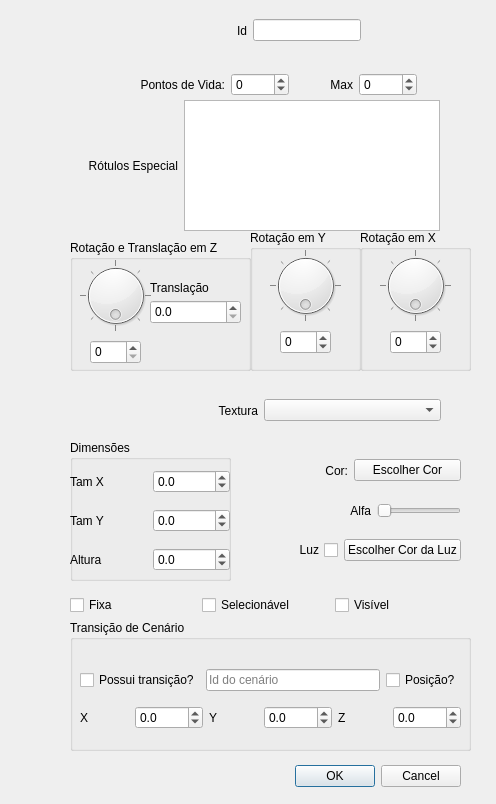
Old version of the form ifg/qt/ui/forma.ui in the repository matferib/tabuleiro-virtual.
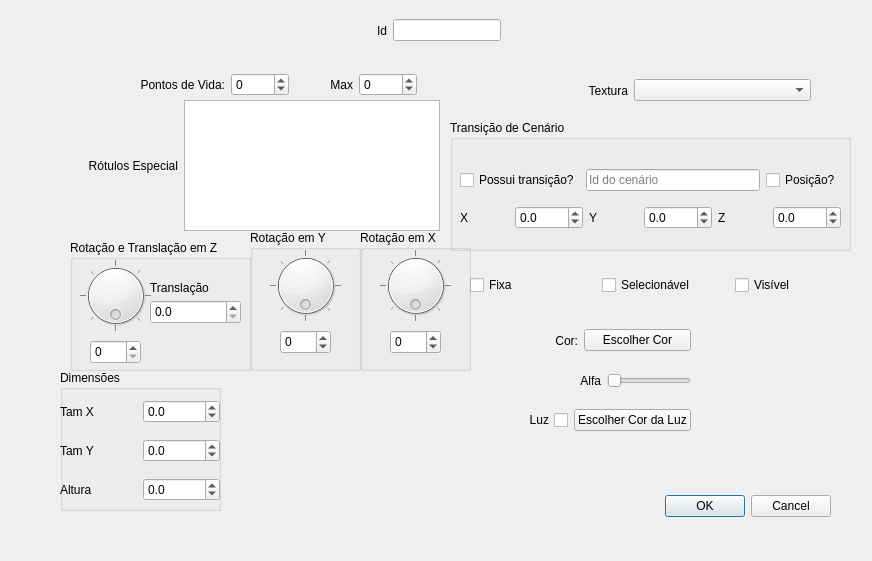
New version of the form.

Commit message: correcao da ui de forma que nao mostrava botoes ok e titulo na ui de string

The edit to the form file:
```diff
--- a/ifg/qt/ui/forma.ui
+++ b/ifg/qt/ui/forma.ui
@@ -6,8 +6,8 @@
    <rect>
     <x>0</x>
     <y>0</y>
-    <width>496</width>
-    <height>804</height>
+    <width>872</width>
+    <height>561</height>
    </rect>
   </property>
   <property name="windowTitle">
@@ -16,7 +16,7 @@
   <widget class="QWidget" name="horizontalLayoutWidget">
    <property name="geometry">
     <rect>
-     <x>180</x>
+     <x>320</x>
      <y>10</y>
      <width>181</width>
      <height>41</height>
@@ -42,8 +42,8 @@
   <widget class="QDialogButtonBox" name="botoes">
    <property name="geometry">
     <rect>
-     <x>120</x>
-     <y>760</y>
+     <x>490</x>
+     <y>490</y>
      <width>341</width>
      <height>32</height>
     </rect>
@@ -58,8 +58,8 @@
   <widget class="QWidget" name="horizontalLayoutWidget_2">
    <property name="geometry">
     <rect>
-     <x>240</x>
-     <y>450</y>
+     <x>470</x>
+     <y>320</y>
      <width>221</width>
      <height>41</height>
     </rect>
@@ -97,8 +97,8 @@
   <widget class="QGroupBox" name="groupBox">
    <property name="geometry">
     <rect>
-     <x>70</x>
-     <y>440</y>
+     <x>60</x>
+     <y>370</y>
      <width>161</width>
      <height>141</height>
     </rect>
@@ -304,8 +304,8 @@
   <widget class="QWidget" name="horizontalLayoutWidget_3">
    <property name="geometry">
     <rect>
-     <x>240</x>
-     <y>490</y>
+     <x>470</x>
+     <y>360</y>
      <width>221</width>
      <height>41</height>
     </rect>
@@ -414,8 +414,8 @@
   <widget class="QWidget" name="horizontalLayoutWidget_4">
    <property name="geometry">
     <rect>
-     <x>240</x>
-     <y>530</y>
+     <x>470</x>
+     <y>400</y>
      <width>221</width>
      <height>41</height>
     </rect>
@@ -518,8 +518,8 @@
   <widget class="QWidget" name="horizontalLayoutWidget_5">
    <property name="geometry">
     <rect>
-     <x>80</x>
-     <y>390</y>
+     <x>450</x>
+     <y>70</y>
      <width>361</width>
      <height>41</height>
     </rect>
@@ -543,8 +543,8 @@
   <widget class="QWidget" name="horizontalLayoutWidget_6">
    <property name="geometry">
     <rect>
-     <x>70</x>
-     <y>590</y>
+     <x>470</x>
+     <y>270</y>
      <width>391</width>
      <height>31</height>
     </rect>
@@ -695,8 +695,8 @@
   <widget class="QGroupBox" name="groupBox_5">
    <property name="geometry">
     <rect>
-     <x>70</x>
-     <y>620</y>
+     <x>450</x>
+     <y>120</y>
      <width>401</width>
      <height>131</height>
     </rect>
```
The commit also changes 7 other files.
